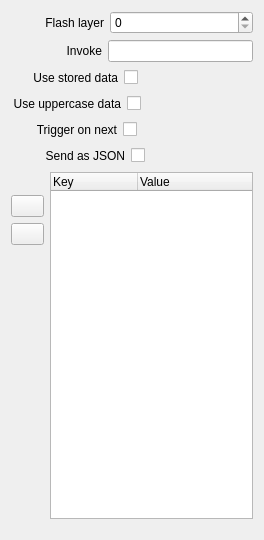
CasparCG/client, file src/Widgets/Inspector/InspectorTemplateWidget.ui: the form before one commit.
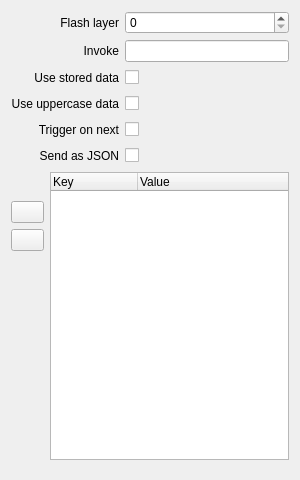
The form after the commit. Custom widgets are drawn as their Qt base class.

Commit message: Simplify layout of inspector widgets

The edit to the form file:
```diff
--- a/src/Widgets/Inspector/InspectorTemplateWidget.ui
+++ b/src/Widgets/Inspector/InspectorTemplateWidget.ui
@@ -6,8 +6,8 @@
    <rect>
     <x>0</x>
     <y>0</y>
-    <width>264</width>
-    <height>540</height>
+    <width>300</width>
+    <height>480</height>
    </rect>
   </property>
   <property name="sizePolicy">
@@ -19,29 +19,14 @@
   <property name="minimumSize">
    <size>
     <width>0</width>
-    <height>478</height>
+    <height>480</height>
    </size>
   </property>
-  <layout class="QVBoxLayout" name="verticalLayout">
-   <item>
-    <layout class="QHBoxLayout" name="horizontalLayoutFlashlayer">
-     <item>
-      <spacer name="horizontalSpacerFlashlayer">
-       <property name="orientation">
-        <enum>Qt::Horizontal</enum>
-       </property>
-       <property name="sizeType">
-        <enum>QSizePolicy::Fixed</enum>
-       </property>
-       <property name="sizeHint" stdset="0">
-        <size>
-         <width>34</width>
-         <height>20</height>
-        </size>
-       </property>
-      </spacer>
-     </item>
-     <item>
+  <layout class="QGridLayout" name="gridLayout">
+   <property name="bottomMargin">
+    <number>20</number>
+   </property>
+   <item row="0" column="0">
       <widget class="QLabel" name="labelFlashlayerField">
        <property name="text">
         <string>Flash layer</string>
@@ -51,7 +36,7 @@
        </property>
       </widget>
      </item>
-     <item>
+   <item row="0" column="1">
       <widget class="QSpinBox" name="spinBoxFlashlayer">
        <property name="sizePolicy">
         <sizepolicy hsizetype="Expanding" vsizetype="Fixed">
@@ -67,27 +52,7 @@
        </property>
       </widget>
      </item>
-    </layout>
-   </item>
-   <item>
-    <layout class="QHBoxLayout" name="horizontalLayoutInvoke">
-     <item>
-      <spacer name="horizontalSpacerInvoke">
-       <property name="orientation">
-        <enum>Qt::Horizontal</enum>
-       </property>
-       <property name="sizeType">
-        <enum>QSizePolicy::Fixed</enum>
-       </property>
-       <property name="sizeHint" stdset="0">
-        <size>
-         <width>55</width>
-         <height>20</height>
-        </size>
-       </property>
-      </spacer>
-     </item>
-     <item>
+   <item row="1" column="0">
       <widget class="QLabel" name="labelInvoke">
        <property name="text">
         <string>Invoke</string>
@@ -97,30 +62,10 @@
        </property>
       </widget>
      </item>
-     <item>
+   <item row="1" column="1">
       <widget class="QLineEdit" name="lineEditInvoke"/>
      </item>
-    </layout>
-   </item>
-   <item>
-    <layout class="QHBoxLayout" name="horizontalLayoutLoop">
-     <item>
-      <spacer name="horizontalSpacerUseStoredData1">
-       <property name="orientation">
-        <enum>Qt::Horizontal</enum>
-       </property>
-       <property name="sizeType">
-        <enum>QSizePolicy::Fixed</enum>
-       </property>
-       <property name="sizeHint" stdset="0">
-        <size>
-         <width>22</width>
-         <height>20</height>
-        </size>
-       </property>
-      </spacer>
-     </item>
-     <item>
+   <item row="2" column="0">
       <widget class="QLabel" name="labelUseStoredData">
        <property name="text">
         <string>Use stored data</string>
@@ -130,6 +75,8 @@
        </property>
       </widget>
      </item>
+   <item row="2" column="1">
+    <layout class="QHBoxLayout" name="horizontalLayoutLoop">
      <item>
       <widget class="QCheckBox" name="checkBoxUseStoredData">
        <property name="layoutDirection">
@@ -155,25 +102,7 @@
      </item>
     </layout>
    </item>
-   <item>
-    <layout class="QHBoxLayout" name="horizontalLayoutLoop_2">
-     <item>
-      <spacer name="horizontalSpacerUseUppercaseData1">
-       <property name="orientation">
-        <enum>Qt::Horizontal</enum>
-       </property>
-       <property name="sizeType">
-        <enum>QSizePolicy::Fixed</enum>
-       </property>
-       <property name="sizeHint" stdset="0">
-        <size>
-         <width>2</width>
-         <height>20</height>
-        </size>
-       </property>
-      </spacer>
-     </item>
-     <item>
+   <item row="3" column="0">
       <widget class="QLabel" name="labelUseUppercaseData">
        <property name="text">
         <string>Use uppercase data</string>
@@ -183,6 +112,8 @@
        </property>
       </widget>
      </item>
+   <item row="3" column="1">
+    <layout class="QHBoxLayout" name="horizontalLayoutLoop_2">
      <item>
       <widget class="QCheckBox" name="checkBoxUseUppercaseData">
        <property name="layoutDirection">
@@ -208,25 +139,7 @@
      </item>
     </layout>
    </item>
-   <item>
-    <layout class="QHBoxLayout" name="horizontalLayoutTriggerOnNext">
-     <item>
-      <spacer name="horizontalSpacerTriggerOnNext1">
-       <property name="orientation">
-        <enum>Qt::Horizontal</enum>
-       </property>
-       <property name="sizeType">
-        <enum>QSizePolicy::Fixed</enum>
-       </property>
-       <property name="sizeHint" stdset="0">
-        <size>
-         <width>24</width>
-         <height>20</height>
-        </size>
-       </property>
-      </spacer>
-     </item>
-     <item>
+   <item row="4" column="0">
       <widget class="QLabel" name="labelTriggerOnNext">
        <property name="text">
         <string>Trigger on next</string>
@@ -236,6 +149,8 @@
        </property>
       </widget>
      </item>
+   <item row="4" column="1">
+    <layout class="QHBoxLayout" name="horizontalLayoutTriggerOnNext">
      <item>
       <widget class="QCheckBox" name="checkBoxTriggerOnNext">
        <property name="layoutDirection">
@@ -261,25 +176,7 @@
      </item>
     </layout>
    </item>
-   <item>
-    <layout class="QHBoxLayout" name="horizontalLayoutSendAsJson">
-     <item>
-      <spacer name="horizontalSpacerSendAsJson2">
-       <property name="orientation">
-        <enum>Qt::Horizontal</enum>
-       </property>
-       <property name="sizeType">
-        <enum>QSizePolicy::Fixed</enum>
-       </property>
-       <property name="sizeHint" stdset="0">
-        <size>
-         <width>34</width>
-         <height>20</height>
-        </size>
-       </property>
-      </spacer>
-     </item>
-     <item>
+   <item row="5" column="0">
       <widget class="QLabel" name="labelSendAsJson">
        <property name="text">
         <string>Send as JSON</string>
@@ -289,6 +186,8 @@
        </property>
       </widget>
      </item>
+   <item row="5" column="1">
+    <layout class="QHBoxLayout" name="horizontalLayoutSendAsJson">
      <item>
       <widget class="QCheckBox" name="checkBoxSendAsJson">
        <property name="layoutDirection">
@@ -314,13 +213,9 @@
      </item>
     </layout>
    </item>
-   <item>
-    <layout class="QHBoxLayout" name="horizontalLayout">
-     <item>
-      <layout class="QHBoxLayout" name="horizontalLayoutData">
-       <item>
-        <layout class="QVBoxLayout" name="verticalLayoutData">
-         <item>
+   <item row="6" column="0" colspan="2">
+    <layout class="QGridLayout" name="gridLayoutData">
+     <item row="0" column="0">
           <spacer name="verticalSpacerDataTop">
            <property name="orientation">
             <enum>Qt::Vertical</enum>
@@ -336,75 +231,7 @@
            </property>
           </spacer>
          </item>
-         <item>
-          <widget class="QToolButton" name="toolButtonAddTemplateData">
-           <property name="minimumSize">
-            <size>
-             <width>33</width>
-             <height>22</height>
-            </size>
-           </property>
-           <property name="maximumSize">
-            <size>
-             <width>33</width>
-             <height>22</height>
-            </size>
-           </property>
-           <property name="font">
-            <font>
-             <weight>75</weight>
-             <bold>true</bold>
-            </font>
-           </property>
-           <property name="toolTip">
-            <string>Add new device</string>
-           </property>
-          </widget>
-         </item>
-         <item>
-          <widget class="QToolButton" name="toolButtonRemoveTemplateData">
-           <property name="minimumSize">
-            <size>
-             <width>33</width>
-             <height>22</height>
-            </size>
-           </property>
-           <property name="maximumSize">
-            <size>
-             <width>33</width>
-             <height>22</height>
-            </size>
-           </property>
-           <property name="font">
-            <font>
-             <weight>75</weight>
-             <bold>true</bold>
-            </font>
-           </property>
-           <property name="toolTip">
-            <string>Remove device</string>
-           </property>
-          </widget>
-         </item>
-         <item>
-          <spacer name="verticalSpacerDataBottom">
-           <property name="orientation">
-            <enum>Qt::Vertical</enum>
-           </property>
-           <property name="sizeType">
-            <enum>QSizePolicy::MinimumExpanding</enum>
-           </property>
-           <property name="sizeHint" stdset="0">
-            <size>
-             <width>20</width>
-             <height>40</height>
-            </size>
-           </property>
-          </spacer>
-         </item>
-        </layout>
-       </item>
-       <item>
+     <item row="0" column="1" rowspan="4">
         <widget class="HttpDataTreeBaseWidget" name="treeWidgetTemplateData">
          <property name="showDropIndicator" stdset="0">
           <bool>false</bool>
@@ -439,25 +266,73 @@
          </column>
         </widget>
        </item>
-      </layout>
+     <item row="1" column="0">
+      <widget class="QToolButton" name="toolButtonAddTemplateData">
+       <property name="minimumSize">
+        <size>
+         <width>33</width>
+         <height>22</height>
+        </size>
+       </property>
+       <property name="maximumSize">
+        <size>
+         <width>33</width>
+         <height>22</height>
+        </size>
+       </property>
+       <property name="font">
+        <font>
+         <weight>75</weight>
+         <bold>true</bold>
+        </font>
+       </property>
+       <property name="toolTip">
+        <string>Add new device</string>
+       </property>
+      </widget>
      </item>
-    </layout>
-   </item>
-   <item>
-    <spacer name="verticalSpacerTemplate">
+     <item row="2" column="0">
+      <widget class="QToolButton" name="toolButtonRemoveTemplateData">
+       <property name="minimumSize">
+        <size>
+         <width>33</width>
+         <height>22</height>
+        </size>
+       </property>
+       <property name="maximumSize">
+        <size>
+         <width>33</width>
+         <height>22</height>
+        </size>
+       </property>
+       <property name="font">
+        <font>
+         <weight>75</weight>
+         <bold>true</bold>
+        </font>
+       </property>
+       <property name="toolTip">
+        <string>Remove device</string>
+       </property>
+      </widget>
+     </item>
+     <item row="3" column="0">
+      <spacer name="verticalSpacerDataBottom">
      <property name="orientation">
       <enum>Qt::Vertical</enum>
      </property>
      <property name="sizeType">
-      <enum>QSizePolicy::Fixed</enum>
+        <enum>QSizePolicy::MinimumExpanding</enum>
      </property>
      <property name="sizeHint" stdset="0">
       <size>
        <width>20</width>
-       <height>10</height>
+         <height>40</height>
       </size>
      </property>
     </spacer>
+     </item>
+    </layout>
    </item>
   </layout>
  </widget>
```
Left out of the diff: 11 changed lines with no effect on the pictures. Lines whose indentation alone changed are shown as unchanged. The commit also changes 58 other files.
